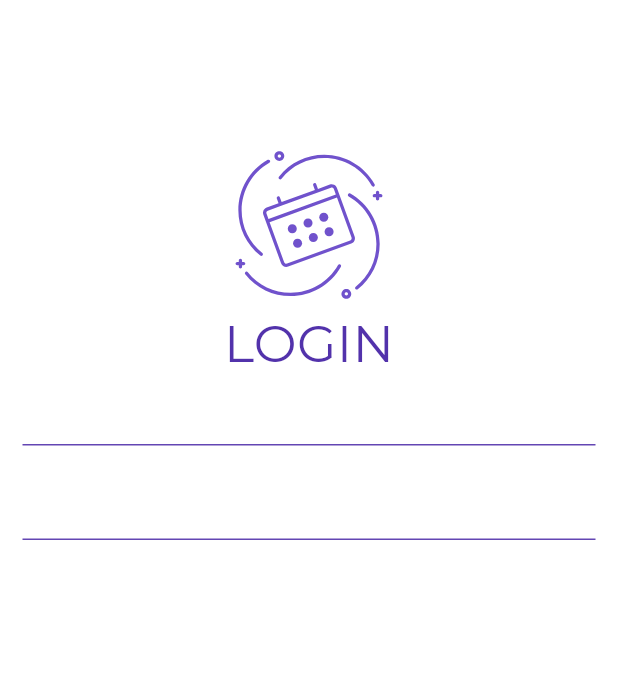
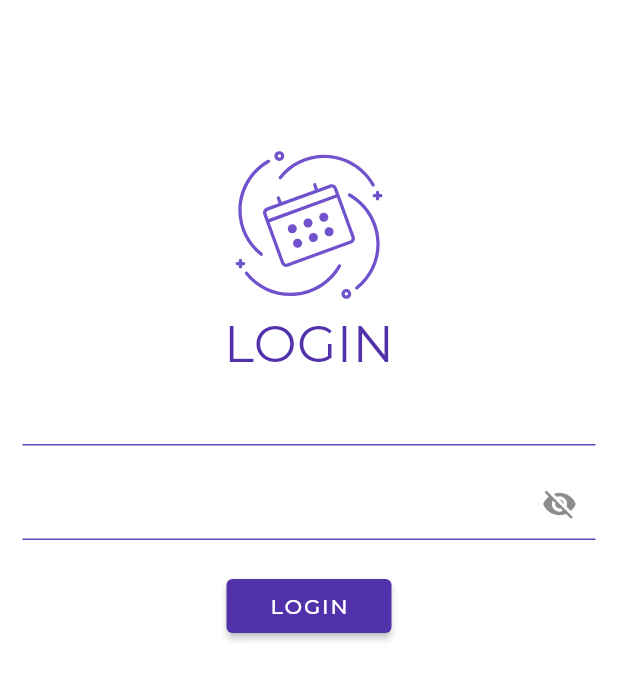
Before and after one commit to giovane-bortoli/challenge, a Flutter app: the screen it shows after launch, on a phone screen of 412 x 824 dp. Shown: the top 680 px of the screen. Run offline on Flutter 3.47's test engine with Material 2 defaults, Android fonts, the phone set to English and light mode, and no system bars; our stand-ins replace another_flushbar, dio, firebase_auth, firebase_core, flutter_dotenv, flutter_mobx and 6 more; accounts and stored records are empty; generated files the repository leaves out were written again.

Commit message:
splash e tela de login funcionando

```diff
--- a/lib/src/modules/auth/view/login_view.dart
+++ b/lib/src/modules/auth/view/login_view.dart
@@ -1,8 +1,13 @@
+import 'package:challenge/main.dart';
+import 'package:challenge/src/modules/auth/controller/auth_store.dart';
+import 'package:challenge/src/modules/auth/service/errors/handle_firebase_errors.dart';
 import 'package:challenge/src/shared/theme/font_theme.dart';
 import 'package:challenge/src/shared/utils/app_colors.dart';
 import 'package:challenge/src/shared/utils/app_images.dart';
 import 'package:challenge/src/shared/widgets/custom_text_field.dart';
+import 'package:firebase_auth/firebase_auth.dart';
 import 'package:flutter/material.dart';
+import 'package:flutter_mobx/flutter_mobx.dart';
 import 'package:flutter_svg/flutter_svg.dart';
 
 class LoginView extends StatefulWidget {
@@ -13,6 +18,8 @@ class LoginView extends StatefulWidget {
 }
 
 class _LoginViewState extends State<LoginView> {
+  final authStore = locator<AuthStore>();
+
   @override
   Widget build(BuildContext context) {
     return Scaffold(
@@ -21,14 +28,19 @@ class _LoginViewState extends State<LoginView> {
   }
 
   Widget content(context) {
-    return Column(
+    return Observer(builder: (context) {
+      return SingleChildScrollView(
+        child: Column(
           children: [
             _loginLogo(),
             _loginTitle(),
             _loginField(),
             _passwordField(),
+            _loginButton(),
           ],
+        ),
       );
+    });
   }
 
   Widget _loginLogo() => Padding(
@@ -53,7 +65,9 @@ class _LoginViewState extends State<LoginView> {
   Widget _loginField() => Padding(
         padding: const EdgeInsets.only(left: 15, right: 15),
         child: CustomTextFormField(
-          onChanged: (value) {},
+          onChanged: (value) {
+            authStore.setEmail(value);
+          },
           label: const Text('Email'),
           hint: 'Email',
         ),
@@ -62,9 +76,49 @@ class _LoginViewState extends State<LoginView> {
   Widget _passwordField() => Padding(
         padding: const EdgeInsets.only(top: 15, left: 15, right: 15),
         child: CustomTextFormField(
+          obscureText: !authStore.passwordVisible,
           label: const Text('Senha'),
           hint: 'Senha',
-          onChanged: (value) {},
+          decoration: InputDecoration(
+            suffixIcon: IconButton(
+              onPressed: () {
+                if (authStore.passwordVisible == false) {
+                  authStore.setPasswordVisible(true);
+                } else {
+                  authStore.setPasswordVisible(false);
+                }
+              },
+              icon: Icon(authStore.passwordVisible
+                  ? Icons.visibility
+                  : Icons.visibility_off),
+            ),
+          ),
+          onChanged: (value) {
+            authStore.setPassword(value);
+          },
+        ),
+      );
+
+  Widget _loginButton() => SizedBox(
+        width: 150,
+        child: Padding(
+          padding: const EdgeInsets.only(top: 20, right: 20, left: 20),
+          child: ElevatedButton(
+            onPressed: () async {
+              try {
+                final result = await authStore.login(
+                  email: authStore.email,
+                  password: authStore.password,
+                );
+                if (result.runtimeType == UserCredential) {
+                  Navigator.popAndPushNamed(context, '/home');
+                }
+              } catch (e) {
+                await HandleFirebaseErrors.getErrorMessageView(e, context);
+              }
+            },
+            child: const Text('LOGIN'),
+          ),
         ),
       );
 }
--- a/lib/src/shared/routes/app_routes.dart
+++ b/lib/src/shared/routes/app_routes.dart
@@ -8,6 +8,7 @@ class AppRoutes {
     return {
       '/splash': (context) => const SplashScreen(),
       '/login': (context) => const LoginView(),
+      '/home': (context) => const MyHomePage(),
     };
   }
 }
--- /dev/null
+++ b/lib/src/shared/widgets/custom_snack_bar.dart
@@ -0,0 +1,50 @@
+import 'package:another_flushbar/flushbar.dart';
+import 'package:challenge/src/shared/utils/app_colors.dart';
+import 'package:flutter/material.dart';
+
+class CustomSnackBar {
+  static Flushbar successSnackBar(context, {required String message}) =>
+      Flushbar(
+        flushbarStyle: FlushbarStyle.FLOATING,
+        margin: const EdgeInsets.all(8),
+        borderRadius: BorderRadius.circular(8),
+        boxShadows: const [
+          BoxShadow(
+              color: AppColors.neutralColorHightDark,
+              offset: Offset(0.0, 3.0),
+              blurRadius: 2.0)
+        ],
+        backgroundColor: Colors.white,
+        message: message,
+        messageColor: AppColors.neutralColorLowDark,
+        icon: const Icon(
+          Icons.check_circle,
+          size: 28.0,
+          color: AppColors.successColor,
+        ),
+        duration: const Duration(seconds: 4),
+        leftBarIndicatorColor: AppColors.successColor,
+      )..show(context);
+
+  static Flushbar errorSnackBar(context, {required String message}) => Flushbar(
+        flushbarStyle: FlushbarStyle.FLOATING,
+        margin: const EdgeInsets.all(8),
+        boxShadows: const [
+          BoxShadow(
+              color: AppColors.neutralColorHightDark,
+              offset: Offset(0.0, 3.0),
+              blurRadius: 2.0)
+        ],
+        borderRadius: BorderRadius.circular(8),
+        backgroundColor: Colors.white,
+        message: message,
+        messageColor: AppColors.neutralColorLowDark,
+        icon: const Icon(
+          Icons.close_outlined,
+          size: 28.0,
+          color: AppColors.errorColor,
+        ),
+        duration: const Duration(seconds: 4),
+        leftBarIndicatorColor: AppColors.errorColor,
+      )..show(context);
+}
```
Also changed, not shown: lib/src/core/database/database_client.dart (added, +13 -0 lines), lib/src/core/database/database_impl.dart (added, +32 -0 lines), lib/src/core/service_locator/main_service_locator.dart (+21 -0 lines), lib/src/modules/auth/controller/auth_store.dart (+49 -1 lines), lib/src/modules/auth/service/auth_service.dart (added, +45 -0 lines), lib/src/modules/auth/service/auth_service_interface.dart (added, +12 -0 lines), lib/src/modules/auth/service/errors/handle_firebase_errors.dart (added, +25 -0 lines), lib/src/modules/auth/controller/auth_store.g.dart. Lines whose indentation alone changed are shown as unchanged.
